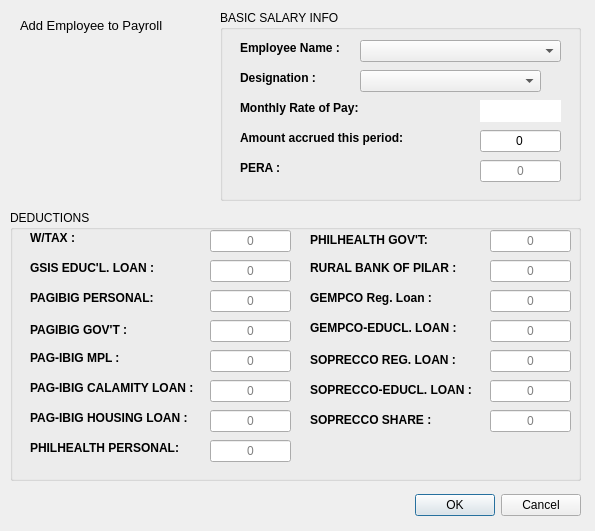
Before: the Qt Designer form Add_Employee.ui in jaspernicholfabella/payroll-system, drawn with Qt 5.
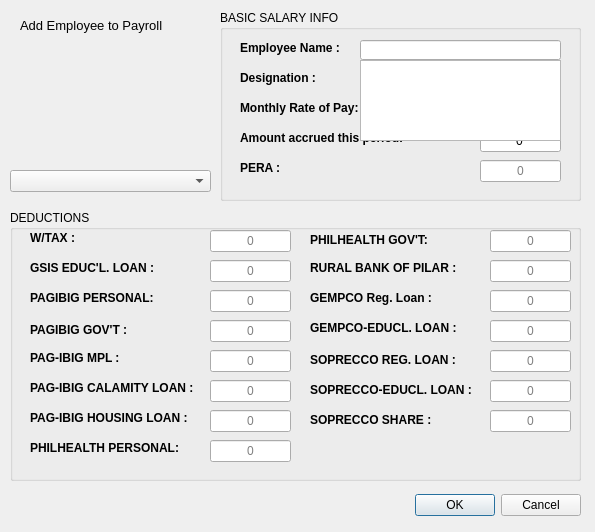
After: the same form once the commit is applied. Icons and pictures are not drawn.

Commit message: change employee combobox to searchable line-edit

```diff
--- a/Add_Employee.ui
+++ b/Add_Employee.ui
@@ -7,7 +7,7 @@
     <x>0</x>
     <y>0</y>
     <width>595</width>
-    <height>531</height>
+    <height>532</height>
    </rect>
   </property>
   <property name="windowTitle">
@@ -47,22 +47,6 @@
    <property name="title">
     <string>BASIC SALARY INFO</string>
    </property>
-   <widget class="QComboBox" name="_add_employee_name_combo">
-    <property name="geometry">
-     <rect>
-      <x>140</x>
-      <y>30</y>
-      <width>201</width>
-      <height>22</height>
-     </rect>
-    </property>
-    <property name="font">
-     <font>
-      <family>Segoe UI</family>
-      <pointsize>9</pointsize>
-     </font>
-    </property>
-   </widget>
    <widget class="QLabel" name="label">
     <property name="geometry">
      <rect>
@@ -260,6 +244,26 @@
      <bool>true</bool>
     </property>
    </widget>
+   <widget class="QListWidget" name="_employee_name_list">
+    <property name="geometry">
+     <rect>
+      <x>140</x>
+      <y>50</y>
+      <width>201</width>
+      <height>81</height>
+     </rect>
+    </property>
+   </widget>
+   <widget class="QLineEdit" name="_add_employee_name_edit">
+    <property name="geometry">
+     <rect>
+      <x>140</x>
+      <y>30</y>
+      <width>201</width>
+      <height>20</height>
+     </rect>
+    </property>
+   </widget>
   </widget>
   <widget class="QGroupBox" name="groupBox_2">
    <property name="geometry">
@@ -989,6 +993,22 @@
     <bool>true</bool>
    </property>
   </widget>
+  <widget class="QComboBox" name="_add_employee_name_combo">
+   <property name="geometry">
+    <rect>
+     <x>10</x>
+     <y>170</y>
+     <width>201</width>
+     <height>22</height>
+    </rect>
+   </property>
+   <property name="font">
+    <font>
+     <family>Segoe UI</family>
+     <pointsize>9</pointsize>
+    </font>
+   </property>
+  </widget>
  </widget>
  <resources>
   <include location="icons.qrc"/>
```
The commit also changes 2 other files.
